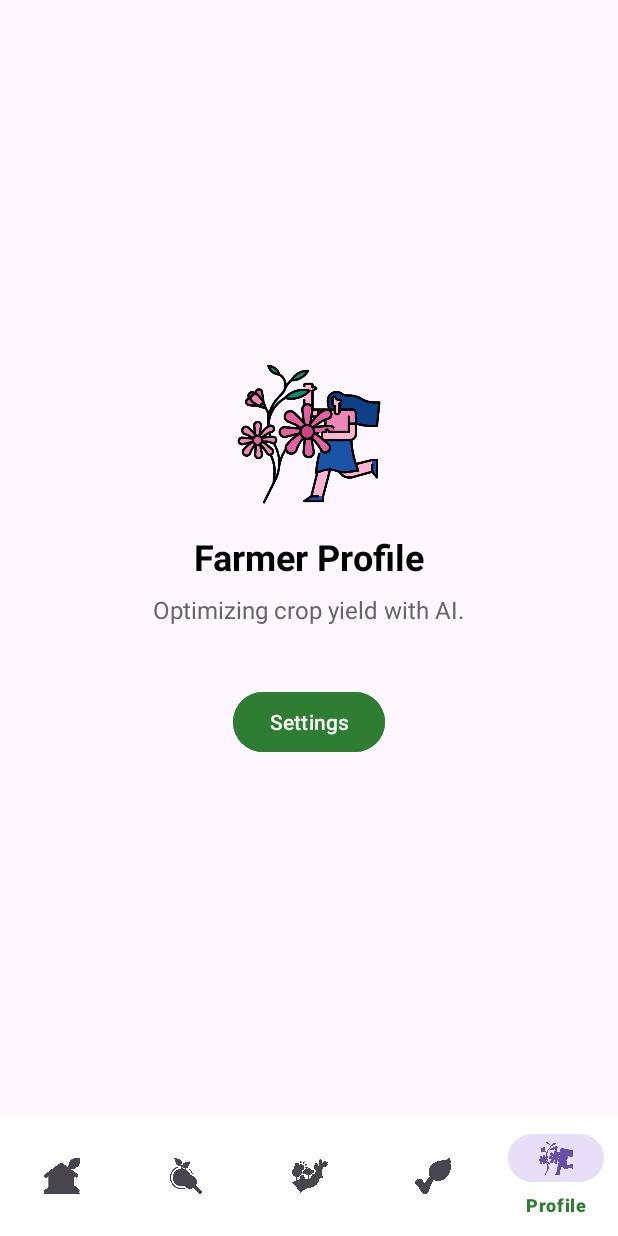
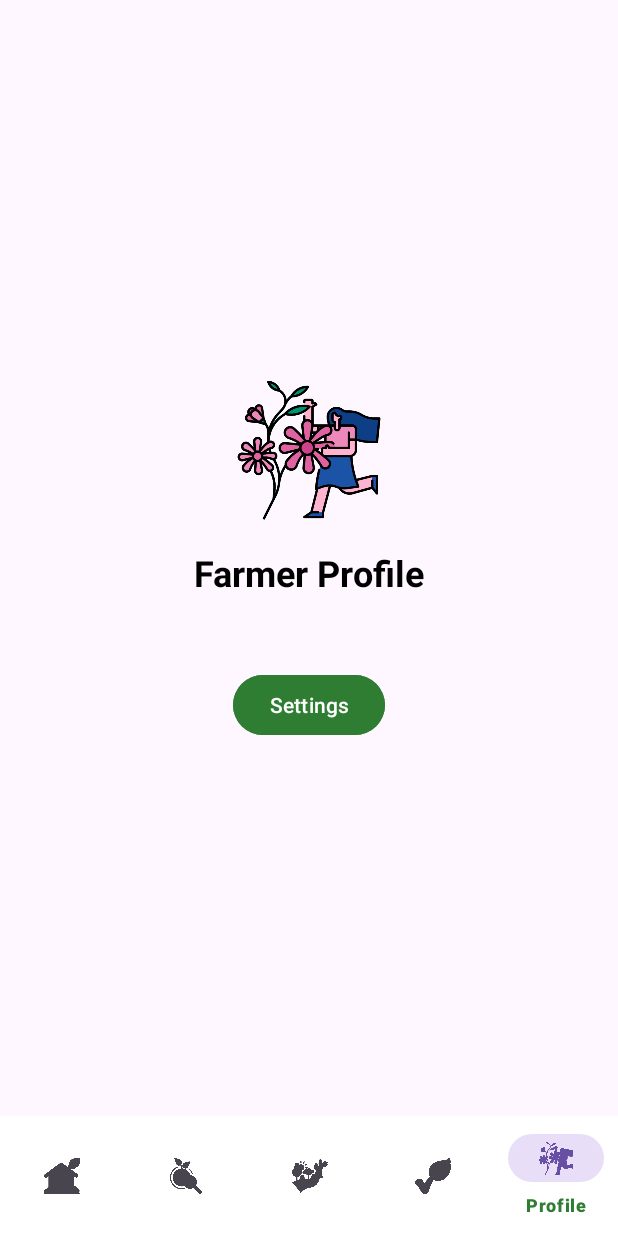
Before and after one commit to ShahanaT12219504/CropAdvisorAI, an Android app: the screen it shows after launch (MainActivity), item 5 of the bottom bar chosen, on a phone screen of 412 x 824 dp. Run offline under Robolectric (Android 15) with nearby library versions, the phone set to English and light mode, and no system bars.

Commit message:
corrected activity_main

```diff
--- a/app/src/main/res/layout/fragment_agri_checklist.xml
+++ b/app/src/main/res/layout/fragment_agri_checklist.xml
@@ -22,7 +22,7 @@
         android:layout_width="wrap_content"
         android:layout_height="wrap_content"
         android:layout_below="@id/titleText"
-        android:text="Syllabus-focused tasks for efficient farming."
+        android:text="subtitle"
         android:textSize="14sp"
         android:textColor="#666666"
         android:layout_marginBottom="16dp" />
--- a/app/src/main/res/layout/fragment_profile.xml
+++ b/app/src/main/res/layout/fragment_profile.xml
@@ -23,12 +23,6 @@
         android:textColor="@color/black"
         android:layout_marginBottom="8dp" />
 
-    <TextView
-        android:layout_width="wrap_content"
-        android:layout_height="wrap_content"
-        android:text="Optimizing crop yield with AI."
-        android:textSize="16sp"
-        android:textColor="#666666" />
 
     <Button
         android:layout_width="wrap_content"
```
Also changed, not shown: 135 other files.
